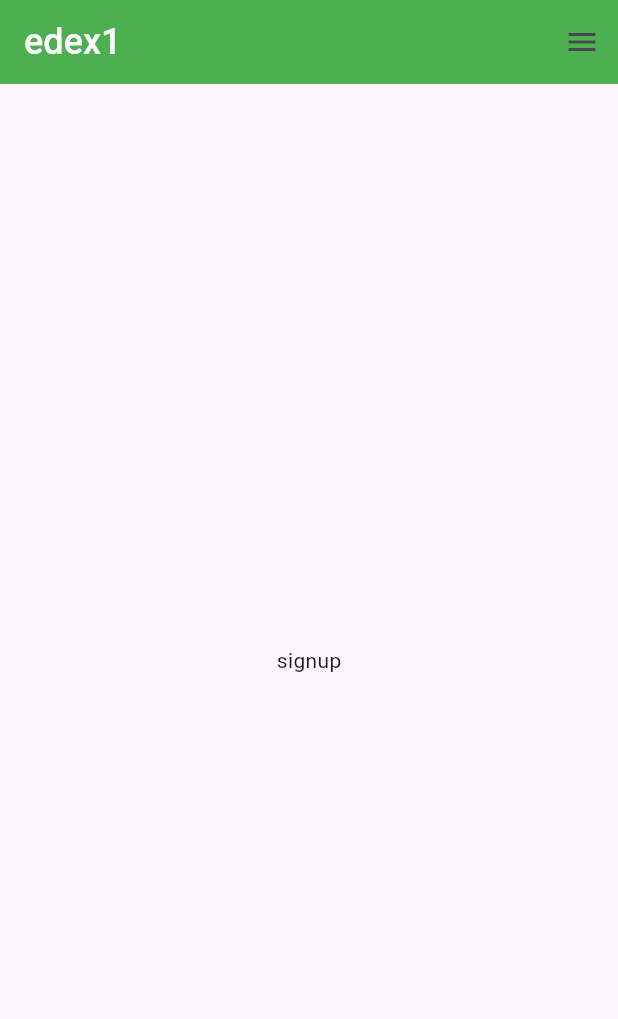
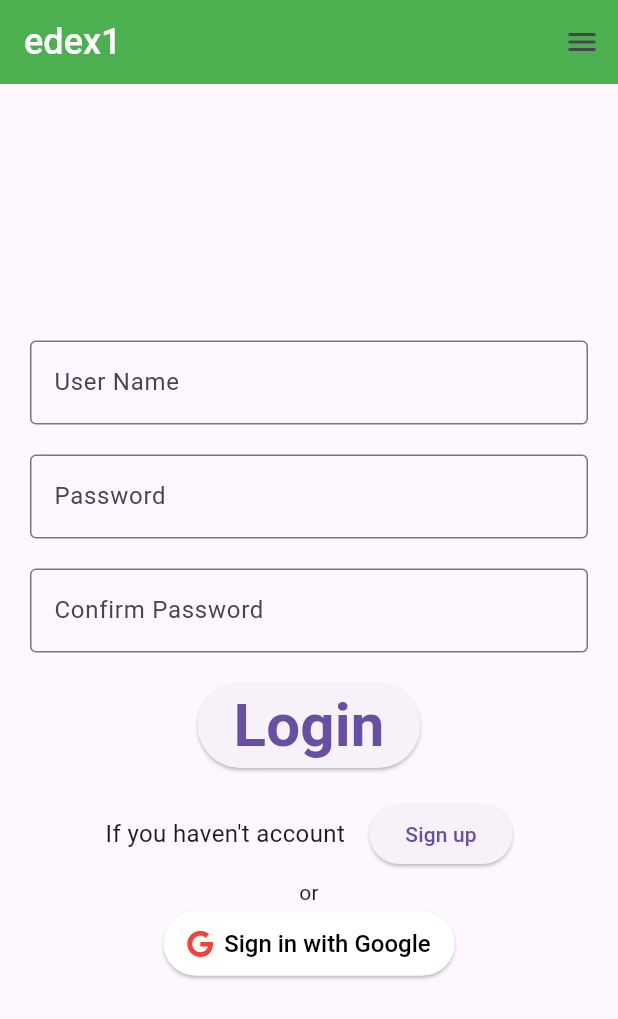
Before and after one commit to kkinethmini/MAD-Final-Project, a Flutter app: the Signup screen opened by its route, on a phone screen of 412 x 824 dp. Shown: the top 1019 px of the screen. Run offline on Flutter 3.47's test engine with Material 3 defaults, Android fonts, the phone set to English and light mode, and no system bars; our stand-ins replace font_awesome_flutter.

Commit message:
update login page 2

```diff
--- a/lib/Signup.dart
+++ b/lib/Signup.dart
@@ -1,9 +1,61 @@
 import 'package:black_hole/Appbardf.dart';
 import 'package:black_hole/Drewer.dart';
 import 'package:flutter/material.dart';
+import 'package:font_awesome_flutter/font_awesome_flutter.dart';
 
-class Signup extends StatelessWidget {
+class Signup extends StatefulWidget {
   const Signup({super.key});
+
+  @override
+  State<Signup> createState() => _SignupState();
+}
+
+class _SignupState extends State<Signup> {
+  final TextEditingController _passwordController = TextEditingController();
+  final TextEditingController _confirmPasswordController =
+      TextEditingController();
+
+  // Regex for password validation (8 characters, 1 number, 1 special character)
+  final RegExp _passwordRegEx = RegExp(
+    r'^(?=.*[0-9])(?=.*[!@#$%^&*(),.?":{}|<>]).{8,}$',
+  );
+
+  void _checkPasswordsMatch() {
+    final password = _passwordController.text;
+    final confirmPassword = _confirmPasswordController.text;
+
+    // Check if passwords match
+    if (password != confirmPassword) {
+      ScaffoldMessenger.of(
+        context,
+      ).showSnackBar(const SnackBar(content: Text('Passwords do not match.')));
+      return;
+    }
+
+    // Check if password meets criteria (min 8 chars, 1 number, 1 special char)
+    if (!_passwordRegEx.hasMatch(password)) {
+      ScaffoldMessenger.of(context).showSnackBar(
+        const SnackBar(
+          content: Text(
+            'Password must be at least 8 characters long, include a number and a special character.',
+          ),
+        ),
+      );
+      return;
+    }
+
+    // If everything is valid
+    ScaffoldMessenger.of(context).showSnackBar(
+      const SnackBar(content: Text('Passwords match and are valid!')),
+    );
+  }
+
+  @override
+  void dispose() {
+    _passwordController.dispose();
+    _confirmPasswordController.dispose();
+    super.dispose();
+  }
 
   @override
   Widget build(BuildContext context) {
@@ -11,7 +63,99 @@ class Signup extends StatelessWidget {
       child: Scaffold(
         appBar: const Appbardf(),
         drawer: const Drewer(),
-        body: Center(child: Text("signup")),
+        body: Center(
+          child: Padding(
+            padding: const EdgeInsets.all(20.0),
+            child: Column(
+              mainAxisAlignment: MainAxisAlignment.center,
+              children: [
+                TextField(
+                  decoration: const InputDecoration(
+                    labelText: "User Name",
+                    border: OutlineInputBorder(),
+                  ),
+                ),
+                const SizedBox(height: 20),
+                TextField(
+                  controller: _passwordController,
+                  obscureText: true,
+                  decoration: const InputDecoration(
+                    labelText: "Password",
+                    border: OutlineInputBorder(),
+                  ),
+                ),
+                const SizedBox(height: 20),
+                TextField(
+                  controller: _confirmPasswordController,
+                  obscureText: true,
+                  decoration: const InputDecoration(
+                    labelText: "Confirm Password",
+                    border: OutlineInputBorder(),
+                  ),
+                ),
+                const SizedBox(height: 20),
+                ElevatedButton(
+                  onPressed: _checkPasswordsMatch,
+                  child: const Text(
+                    'Login',
+                    style: TextStyle(fontWeight: FontWeight.w600, fontSize: 40),
+                  ),
+                ),
+                const SizedBox(height: 20),
+                Row(
+                  mainAxisAlignment: MainAxisAlignment.center,
+                  children: [
+                    const Text(
+                      "If you haven't account ",
+                      style: TextStyle(
+                        fontWeight: FontWeight.w400,
+                        fontSize: 16,
+                      ),
+                    ),
+                    const SizedBox(width: 12),
+                    ElevatedButton(
+                      onPressed: () {
+                        Navigator.pushNamed(context, '/signup');
+                      },
+                      child: const Text('Sign up'),
+                    ),
+                  ],
+                ),
+                const SizedBox(height: 5),
+
+                Text('or'),
+
+                Row(
+                  mainAxisAlignment: MainAxisAlignment.center,
+                  children: [
+                    ElevatedButton.icon(
+                      icon: const FaIcon(
+                        FontAwesomeIcons.google,
+                        color: Colors.red,
+                      ),
+                      label: const Text('Sign in with Google'),
+                      onPressed: () {
+                        // Your sign-in logic
+                      },
+                      style: ElevatedButton.styleFrom(
+                        backgroundColor: Colors.white,
+                        foregroundColor: Colors.black,
+                        padding: const EdgeInsets.symmetric(
+                          horizontal: 16,
+                          vertical: 12,
+                        ),
+                        textStyle: const TextStyle(
+                          fontSize: 16,
+                          fontWeight: FontWeight.w500,
+                        ),
+                      ),
+                    ),
+                  ],
+                ),
+              ],
+            ),
+          ),
+        ),
       ),
     );
   }
--- a/pubspec.yaml
+++ b/pubspec.yaml
@@ -33,7 +33,10 @@ dependencies:
 
   # The following adds the Cupertino Icons font to your application.
   # Use with the CupertinoIcons class for iOS style icons.
+  font_awesome_flutter: ^10.7.0
   cupertino_icons: ^1.0.8
+
+
 
 dev_dependencies:
   flutter_test:
```
Also changed, not shown: lib/Login.dart (+24 -0 lines).
